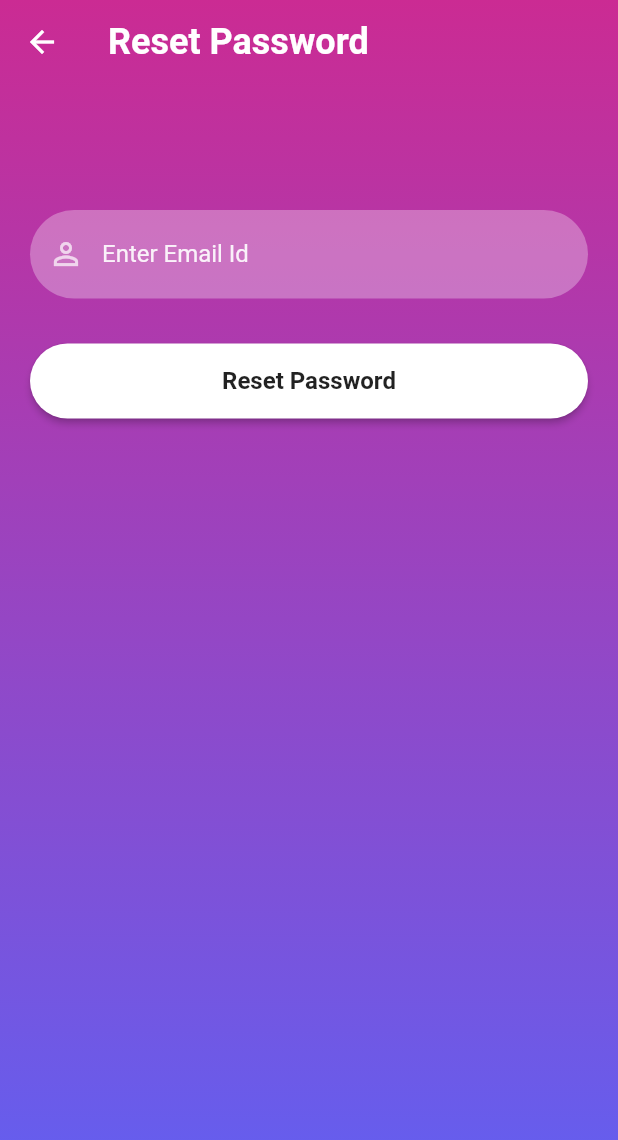
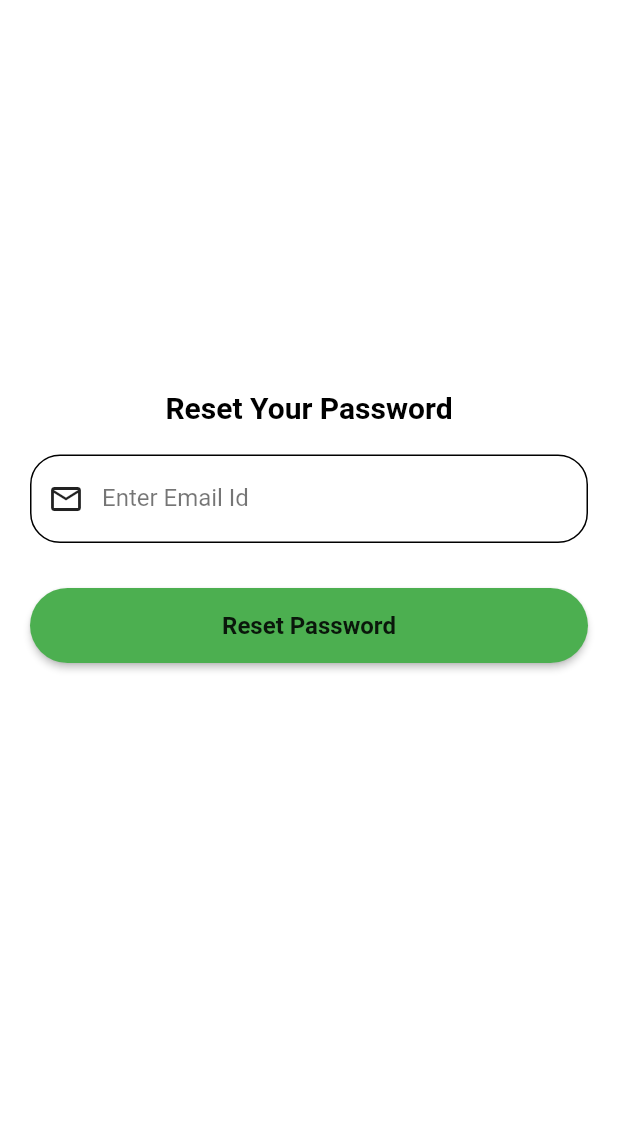
Before and after one commit to ritiksonmali/flutter_project, a Flutter app: the ResetPassword screen opened directly, on a phone screen of 412 x 824 dp. Shown: the top 1140 px of the screen. Run offline on Flutter 3.47's test engine with Material 2 defaults, Android fonts, the light colour scheme and no system bars; our stand-ins replace auto_size_text, cloud_firestore, firebase_auth, firebase_core, firebase_database, firebase_storage and 4 more; missing offline and left inert: raised_buttons; accounts and stored records are empty.

Commit message:
sign in and sign up screen ui changed and google sign up also

```diff
--- a/lib/reusable_widgets/reusable_widget.dart
+++ b/lib/reusable_widgets/reusable_widget.dart
@@ -57,9 +57,9 @@ Container firebaseUIButton(BuildContext context, String title, Function onTap) {
       style: ButtonStyle(
           backgroundColor: MaterialStateProperty.resolveWith((states) {
             if (states.contains(MaterialState.pressed)) {
-              return Colors.black26;
+              return Colors.white;
             }
-            return Colors.white;
+            return Colors.green;
           }),
           shape: MaterialStateProperty.all<RoundedRectangleBorder>(
               RoundedRectangleBorder(borderRadius: BorderRadius.circular(30)))),
--- a/lib/screens/reset_password.dart
+++ b/lib/screens/reset_password.dart
@@ -11,49 +11,86 @@ class ResetPassword extends StatefulWidget {
 }
 
 class _ResetPasswordState extends State<ResetPassword> {
+  final _formKey = GlobalKey<FormState>();
   TextEditingController _emailTextController = TextEditingController();
   @override
   Widget build(BuildContext context) {
     return Scaffold(
-      extendBodyBehindAppBar: true,
-      appBar: AppBar(
-        backgroundColor: Colors.transparent,
-        elevation: 0,
-        title: const Text(
-          "Reset Password",
-          style: TextStyle(fontSize: 24, fontWeight: FontWeight.bold),
-        ),
-      ),
-      body: Container(
+      body: Form(
+        key: _formKey,
+        child: Container(
             width: MediaQuery.of(context).size.width,
             height: MediaQuery.of(context).size.height,
-          decoration: BoxDecoration(
-              gradient: LinearGradient(colors: [
-            hexStringToColor("CB2B93"),
-            hexStringToColor("9546C4"),
-            hexStringToColor("5E61F4")
-          ], begin: Alignment.topCenter, end: Alignment.bottomCenter)),
+            color: Colors.white,
             child: SingleChildScrollView(
                 child: Padding(
               padding: EdgeInsets.fromLTRB(20, 120, 20, 0),
               child: Column(
                 children: <Widget>[
+                  SizedBox(
+                    height: 140,
+                  ),
+                  Text(
+                    'Reset Your Password',
+                    style: TextStyle(
+                        color: Colors.black,
+                        fontSize: 20,
+                        fontWeight: FontWeight.w700),
+                  ),
                   const SizedBox(
                     height: 20,
                   ),
-                reusableTextField("Enter Email Id", Icons.person_outline, false,
-                    _emailTextController),
+                  TextFormField(
+                    autovalidateMode: AutovalidateMode.onUserInteraction,
+                    cursorColor: Colors.black87,
+                    style: TextStyle(color: Colors.black87),
+                    decoration: InputDecoration(
+                        prefixIcon: Icon(
+                          Icons.email_outlined,
+                          color: Colors.black87,
+                        ),
+                        labelText: 'Enter Email Id',
+                        labelStyle: TextStyle(color: Colors.black54),
+                        // filled: true,
+                        // floatingLabelBehavior: FloatingLabelBehavior.never,
+                        // fillColor: Colors.white.withOpacity(0.3),
+                        border: OutlineInputBorder(
+                          borderRadius: BorderRadius.circular(20.0),
+                        ),
+                        enabledBorder: OutlineInputBorder(
+                            borderRadius: BorderRadius.circular(20.0),
+                            borderSide: BorderSide(color: Colors.black)),
+                        focusedBorder: OutlineInputBorder(
+                            borderRadius: BorderRadius.circular(20.0),
+                            borderSide: BorderSide(color: Colors.blue))),
+                    validator: (value) {
+                      if (value == null || value.isEmpty) {
+                        return 'Email Required';
+                      }
+                      return null;
+                    },
+                    // onSaved: (value) {
+                    //   userLoginData['email'] = value!;
+                    // },
+                    keyboardType: TextInputType.emailAddress,
+                  ),
+
+                  // reusableTextField("Enter Email Id", Icons.person_outline, false,
+                  //     _emailTextController),
                   const SizedBox(
                     height: 20,
                   ),
+
                   firebaseUIButton(context, "Reset Password", () {
                     FirebaseAuth.instance
-                      .sendPasswordResetEmail(email: _emailTextController.text)
+                        .sendPasswordResetEmail(
+                            email: _emailTextController.text)
                         .then((value) => Navigator.of(context).pop());
                   })
                 ],
               ),
             ))),
+      ),
     );
   }
 }
--- a/pubspec.yaml
+++ b/pubspec.yaml
@@ -36,6 +36,8 @@ dependencies:
   cupertino_icons: ^1.0.2
   firebase_auth: ^3.7.0
   firebase_core: ^1.21.1
+  google_sign_in: ^5.4.1
+  http: ^0.13.5
   get: ^4.6.5
   auto_size_text: ^3.0.0
   raised_buttons: ^0.0.2
```
Also changed, not shown: lib/api/googlesignin.dart (added, +7 -0 lines), lib/screens/signin_screen.dart (+41 -34 lines), lib/screens/signup_screen.dart (+53 -43 lines), lib/screens/welcome.dart (+27 -3 lines), pubspec.lock, 1 other file. Lines whose indentation alone changed are shown as unchanged.
